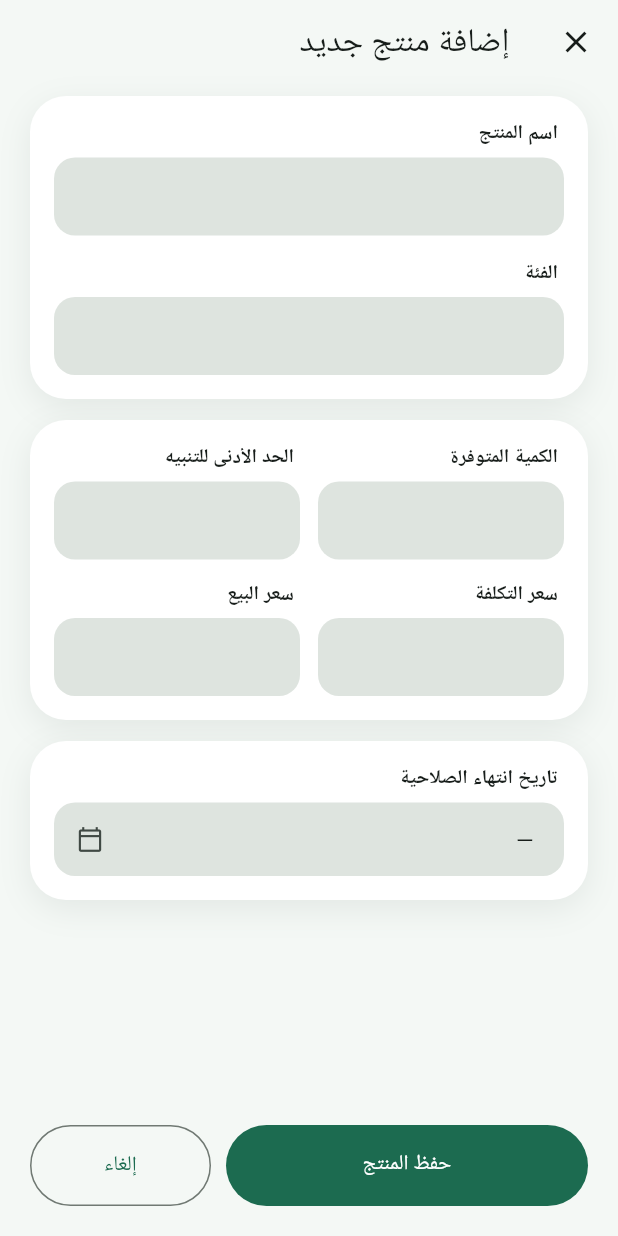
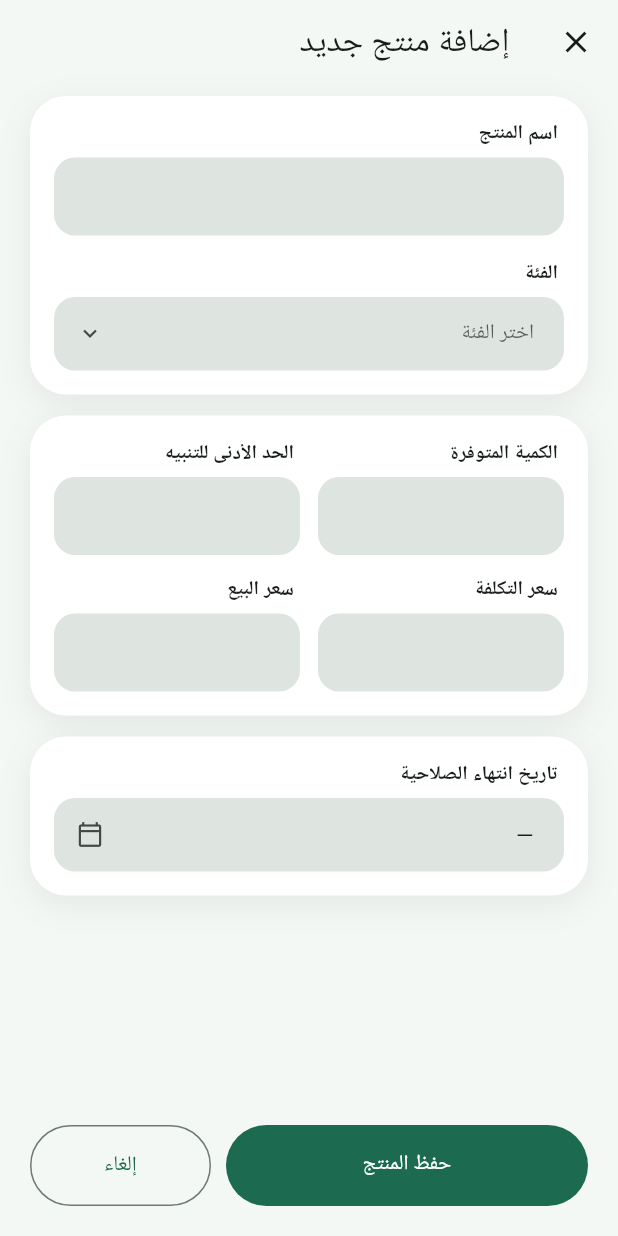
Before and after one commit to mohdnoaman2011-lgtm/Grocery-Inventory, a Flutter app: the screen it shows after launch, after a tap on "منتج جديد", on a phone screen of 412 x 824 dp. Run offline on Flutter 3.47's test engine with Material 3 defaults, Android fonts, the phone set to English and light mode, and no system bars; our stand-ins replace file_picker, local_auth, shared_preferences.

Commit message:
Add files via upload

```diff
--- a/lib/screens/inventory_page.dart
+++ b/lib/screens/inventory_page.dart
@@ -2,6 +2,7 @@ import 'package:flutter/material.dart';
 import '../state/app_state.dart';
 import '../l10n/strings.dart';
 import '../models/product.dart';
+import '../models/categories.dart';
 import '../utils.dart';
 import '../widgets/status_chip.dart';
 import '../widgets/ui.dart';
@@ -162,7 +163,7 @@ class _ProductCard extends StatelessWidget {
           Expanded(
             child: Column(crossAxisAlignment: CrossAxisAlignment.start, children: [
               Text(p.name, maxLines: 1, overflow: TextOverflow.ellipsis, style: const TextStyle(fontWeight: FontWeight.w700, fontSize: 16)),
-              Text('${p.category}${p.expiry != null ? ' · ${fmtDate(p.expiry!)}' : ''}',
+              Text('${categoryLabel(p.category)}${p.expiry != null ? ' · ${fmtDate(p.expiry!)}' : ''}',
                   style: TextStyle(fontSize: 13, color: cs.onSurfaceVariant)),
             ]),
           ),
--- a/lib/screens/product_form.dart
+++ b/lib/screens/product_form.dart
@@ -4,6 +4,8 @@ import '../l10n/strings.dart';
 import '../models/product.dart';
 import '../theme.dart';
 import '../utils.dart';
+import '../models/categories.dart';
+import '../widgets/category_picker.dart';
 import '../widgets/ui.dart';
 
 void openForm(BuildContext c, [Product? p]) =>
@@ -54,6 +56,38 @@ class _ProductFormState extends State<ProductForm> {
         ),
       );
 
+  Widget categoryField() => labeled(
+        'category',
+        FormField<String>(
+          validator: (_) => cat.text.trim().isEmpty ? tr('required') : null,
+          builder: (st) => Column(crossAxisAlignment: CrossAxisAlignment.start, children: [
+            InkWell(
+              borderRadius: BorderRadius.circular(14),
+              onTap: () async {
+                final v = await pickCategory(context, cat.text);
+                if (v != null) {
+                  setState(() => cat.text = v);
+                  st.didChange(v);
+                }
+              },
+              child: InputDecorator(
+                decoration: deco(suffix: const Icon(Icons.keyboard_arrow_down)),
+                isEmpty: cat.text.isEmpty,
+                child: Text(
+                  cat.text.isEmpty ? tr('chooseCategory') : categoryLabel(cat.text),
+                  style: TextStyle(color: cat.text.isEmpty ? Theme.of(context).hintColor : null),
+                ),
+              ),
+            ),
+            if (st.hasError)
+              Padding(
+                padding: const EdgeInsets.fromLTRB(16, 6, 16, 0),
+                child: Text(st.errorText!, style: TextStyle(color: Theme.of(context).colorScheme.error, fontSize: 12)),
+              ),
+          ]),
+        ),
+      );
+
   Future<void> pickDate() async {
     final n = DateTime.now();
     final d = await showDatePicker(
@@ -96,7 +130,7 @@ class _ProductFormState extends State<ProductForm> {
               child: Column(children: [
                 field(name, 'name'),
                 const SizedBox(height: 16),
-                field(cat, 'category'),
+                categoryField(),
               ]),
             ),
             const SizedBox(height: 14),
--- a/lib/screens/splash_screen.dart
+++ b/lib/screens/splash_screen.dart
@@ -26,7 +26,8 @@ class _SplashScreenState extends State<SplashScreen> {
     final cs = Theme.of(context).colorScheme;
     return Scaffold(
       body: SafeArea(
-        child: Column(children: [
+        child: SizedBox.expand(
+          child: Column(children: [
           const Spacer(flex: 3),
           const BrandLogo(height: 220),
           const SizedBox(height: 18),
@@ -47,6 +48,7 @@ class _SplashScreenState extends State<SplashScreen> {
           Text('1.0.0', style: TextStyle(fontSize: 12, color: cs.onSurfaceVariant)),
           const SizedBox(height: 16),
         ]),
+        ),
       ),
     );
   }
```
